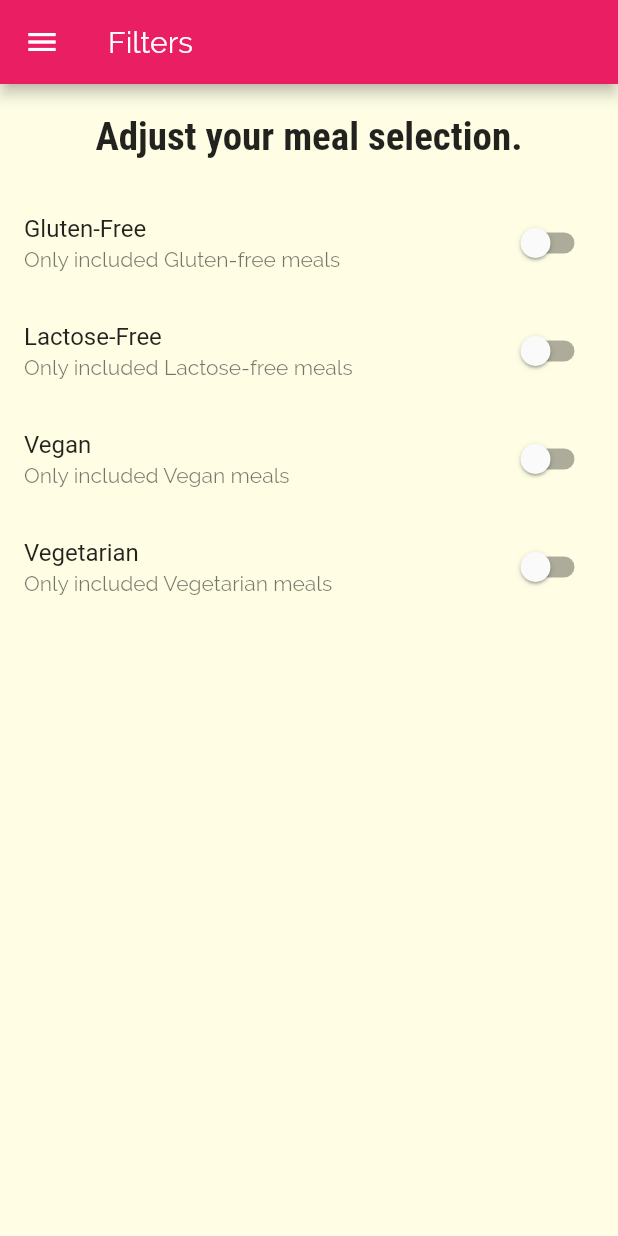
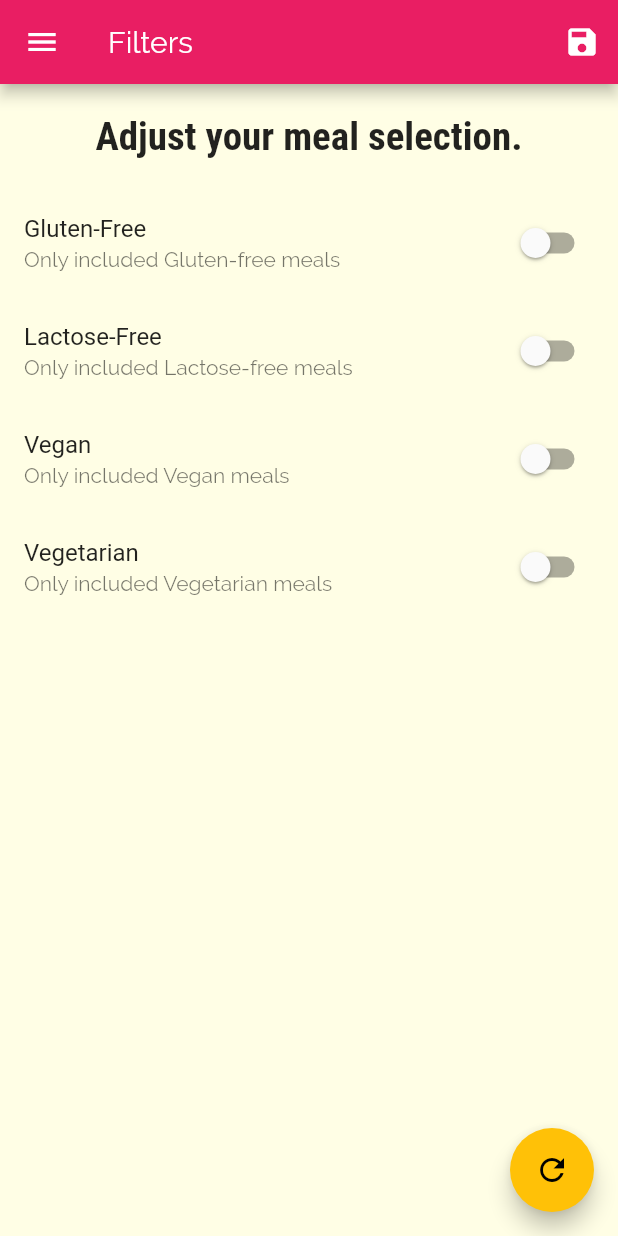
Before and after one commit to SwapnanilHalder/Meals-App, a Flutter app: the FiltersScreen screen opened by its route, on a phone screen of 412 x 824 dp. Run offline on Flutter 3.47's test engine with Material 2 defaults, Android fonts, the phone set to English and light mode, and no system bars.

Commit message:
filters logic added, Filters saving method added, saving button pushed will redirect to main meal page.

```diff
--- a/lib/Screens/filters_screen.dart
+++ b/lib/Screens/filters_screen.dart
@@ -3,6 +3,9 @@ import '../Widget/main_drawer.dart';
 
 class FiltersScreen extends StatefulWidget {
   static const routeName = '/filters';
+  final Map<String, bool> filtersFromMain;
+  final Function saveFilters;
+  FiltersScreen(this.filtersFromMain, this.saveFilters);
 
   @override
   _FiltersScreenState createState() => _FiltersScreenState();
@@ -10,18 +13,39 @@ class FiltersScreen extends StatefulWidget {
 
 class _FiltersScreenState extends State<FiltersScreen> {
   bool _glutenFree = false;
+  bool _lactoseFree = false;
+  bool _vegan = false;
+  bool _vegetarian = false;
 
-  bool _lactoseFree = false;
-
-  bool _vegan = false;
-
-  bool _vegetarian = false;
+  @override
+  void initState() {
+    _glutenFree = widget.filtersFromMain['glutenFree'];
+    _lactoseFree = widget.filtersFromMain['lactoseFree'];
+    _vegan = widget.filtersFromMain['vegan'];
+    _vegetarian = widget.filtersFromMain['vegetarian'];
+    super.initState();
+  }
 
   @override
   Widget build(BuildContext context) {
     return Scaffold(
       appBar: AppBar(
         title: Text("Filters"),
+        actions: <Widget>[
+          IconButton(
+            icon: Icon(Icons.save),
+            onPressed: () {
+              final Map<String, bool> selectedFilters = {
+                'glutenFree': _glutenFree,
+                'lactoseFree': _lactoseFree,
+                'vegan': _vegan,
+                'vegetarian': _vegetarian,
+              };
+              Navigator.of(context).pushReplacementNamed('/');
+              return widget.saveFilters(selectedFilters);
+            },
+          )
+        ],
       ),
       drawer: MainDrawer(),
       body: Column(
@@ -68,6 +92,17 @@ class _FiltersScreenState extends State<FiltersScreen> {
           ),
         ],
       ),
+      floatingActionButton: FloatingActionButton(
+        onPressed: () {
+          setState(() {
+            _glutenFree = false;
+            _lactoseFree = false;
+            _vegan = false;
+            _vegetarian = false;
+          });
+        },
+        child: Icon(Icons.refresh),
+      ),
     );
   }
 
--- a/lib/main.dart
+++ b/lib/main.dart
@@ -1,5 +1,7 @@
 import 'package:flutter/material.dart';
+import 'package:meals_app/Models/meal_builder.dart';
 
+import './Models/dummy_data.dart';
 import './Screens/filters_screen.dart';
 import './Screens/category_meals_screen.dart';
 import './Screens/meal_details_screen.dart';
@@ -10,7 +12,34 @@ void main() {
   runApp(MyApp());
 }
 
-class MyApp extends StatelessWidget {
+class MyApp extends StatefulWidget {
+  @override
+  _MyAppState createState() => _MyAppState();
+}
+
+class _MyAppState extends State<MyApp> {
+  Map<String, bool> _filters = {
+    'glutenFree': false,
+    'lactoseFree': false,
+    'vegan': false,
+    'vegetarian': false,
+  };
+
+  List<MealBuilder> _availableMeals = DUMMY_MEALS;
+
+  void _setFilters(Map<String, bool> filterData) {
+    setState(() {
+      _filters = filterData;
+      _availableMeals = DUMMY_MEALS.where((meal) {
+        if (_filters['glutenFree'] && !meal.isGlutenFree) return false;
+        if (_filters['lactoseFree'] && !meal.isLactoseFree) return false;
+        if (_filters['vegan'] && !meal.isVegan) return false;
+        if (_filters['vegetarian'] && !meal.isVegetarian) return false;
+        return true;
+      }).toList();
+    });
+  }
+
   @override
   Widget build(BuildContext context) {
     return MaterialApp(
@@ -36,9 +65,10 @@ class MyApp extends StatelessWidget {
       ),
       routes: {
         '/': (_) => TabsScreen(),
-        CategoryMealsScreen.routeName: (_) => CategoryMealsScreen(),
+        CategoryMealsScreen.routeName: (_) =>
+            CategoryMealsScreen(_availableMeals),
         MealDetailsScreen.routeName: (_) => MealDetailsScreen(),
-        FiltersScreen.routeName: (_) => FiltersScreen(),
+        FiltersScreen.routeName: (_) => FiltersScreen(_filters, _setFilters),
       },
       onGenerateRoute: (settings) {
         print(
```
Also changed, not shown: lib/Screens/category_meals_screen.dart (+5 -4 lines).
